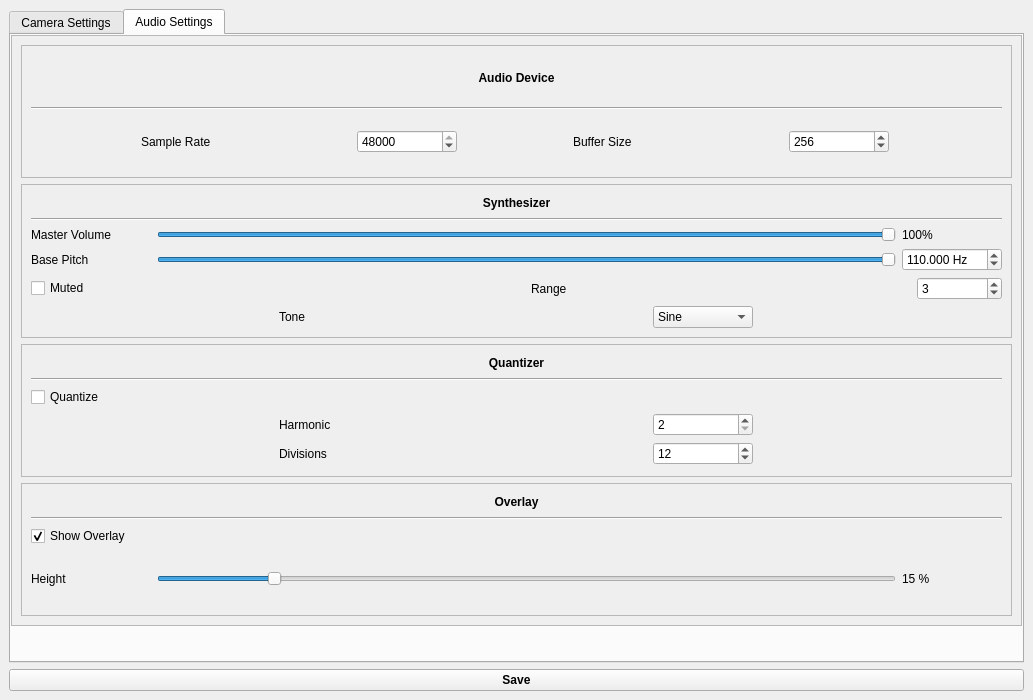
vsicurella/CS490_Final, file configurationwindow.ui: the form before one commit.
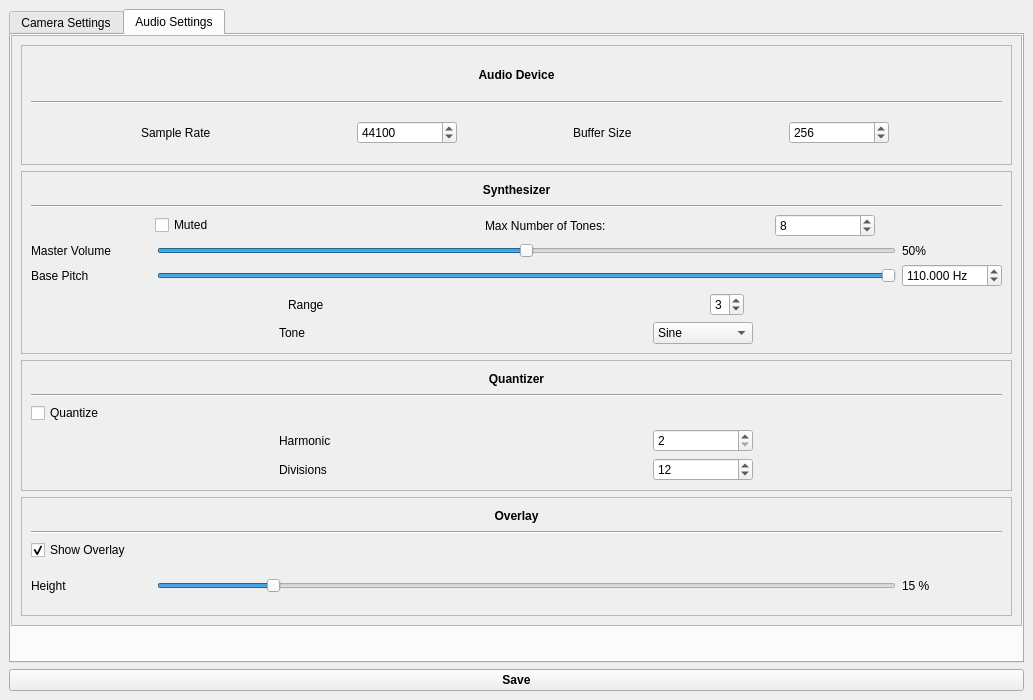
The form after the commit.

Commit message: Fixed a few bugs and added Max Tone control.

```diff
--- a/configurationwindow.ui
+++ b/configurationwindow.ui
@@ -1443,8 +1443,8 @@
           <rect>
            <x>0</x>
            <y>0</y>
-           <width>1009</width>
-           <height>589</height>
+           <width>993</width>
+           <height>605</height>
           </rect>
          </property>
          <layout class="QVBoxLayout" name="verticalLayout_7">
@@ -1534,7 +1534,7 @@
                   <number>1000</number>
                  </property>
                  <property name="value">
-                  <number>48000</number>
+                  <number>44100</number>
                  </property>
                 </widget>
                </item>
@@ -1625,6 +1625,64 @@
                </property>
               </widget>
              </item>
+             <item>
+              <layout class="QHBoxLayout" name="horizontalLayout_47">
+               <item>
+                <widget class="QCheckBox" name="isMuted">
+                 <property name="minimumSize">
+                  <size>
+                   <width>200</width>
+                   <height>0</height>
+                  </size>
+                 </property>
+                 <property name="maximumSize">
+                  <size>
+                   <width>100</width>
+                   <height>16777215</height>
+                  </size>
+                 </property>
+                 <property name="text">
+                  <string>Muted</string>
+                 </property>
+                </widget>
+               </item>
+               <item>
+                <widget class="QLabel" name="label_29">
+                 <property name="minimumSize">
+                  <size>
+                   <width>100</width>
+                   <height>0</height>
+                  </size>
+                 </property>
+                 <property name="maximumSize">
+                  <size>
+                   <width>160</width>
+                   <height>16777215</height>
+                  </size>
+                 </property>
+                 <property name="text">
+                  <string>Max Number of Tones:</string>
+                 </property>
+                </widget>
+               </item>
+               <item>
+                <widget class="QSpinBox" name="numTones">
+                 <property name="maximumSize">
+                  <size>
+                   <width>100</width>
+                   <height>16777215</height>
+                  </size>
+                 </property>
+                 <property name="maximum">
+                  <number>20</number>
+                 </property>
+                 <property name="value">
+                  <number>8</number>
+                 </property>
+                </widget>
+               </item>
+              </layout>
+             </item>
              <item>
               <layout class="QHBoxLayout" name="horizontalLayout_33">
                <item>
@@ -1643,7 +1701,7 @@
                <item>
                 <widget class="QSlider" name="volumeSld">
                  <property name="maximum">
-                  <number>999</number>
+                  <number>1000</number>
                  </property>
                  <property name="singleStep">
                   <number>50</number>
@@ -1652,7 +1710,7 @@
                   <number>100</number>
                  </property>
                  <property name="value">
-                  <number>999</number>
+                  <number>500</number>
                  </property>
                  <property name="orientation">
                   <enum>Qt::Horizontal</enum>
@@ -1674,7 +1732,7 @@
                   </size>
                  </property>
                  <property name="text">
-                  <string>100%</string>
+                  <string>50%</string>
                  </property>
                 </widget>
                </item>
@@ -1749,32 +1807,19 @@
                <property name="spacing">
                 <number>300</number>
                </property>
-               <item>
-                <widget class="QCheckBox" name="isMuted">
-                 <property name="minimumSize">
-                  <size>
-                   <width>200</width>
-                   <height>0</height>
-                  </size>
-                 </property>
-                 <property name="maximumSize">
-                  <size>
-                   <width>100</width>
-                   <height>16777215</height>
-                  </size>
-                 </property>
-                 <property name="text">
-                  <string>Muted</string>
-                 </property>
-                </widget>
-               </item>
                <item>
                 <layout class="QHBoxLayout" name="horizontalLayout_21">
                  <item>
                   <widget class="QLabel" name="label_22">
+                   <property name="minimumSize">
+                    <size>
+                     <width>122</width>
+                     <height>0</height>
+                    </size>
+                   </property>
                    <property name="maximumSize">
                     <size>
-                     <width>100</width>
+                     <width>0</width>
                      <height>16777215</height>
                     </size>
                    </property>
@@ -1785,6 +1830,12 @@
                  </item>
                  <item>
                   <widget class="QSpinBox" name="rangeBox">
+                   <property name="sizePolicy">
+                    <sizepolicy hsizetype="Preferred" vsizetype="Fixed">
+                     <horstretch>0</horstretch>
+                     <verstretch>0</verstretch>
+                    </sizepolicy>
+                   </property>
                    <property name="maximumSize">
                     <size>
                      <width>100</width>
@@ -2078,6 +2129,9 @@
                </item>
                <item>
                 <widget class="QSlider" name="overlayHeightSld">
+                 <property name="maximum">
+                  <number>100</number>
+                 </property>
                  <property name="value">
                   <number>15</number>
                  </property>
```
The commit also changes 16 other files.
